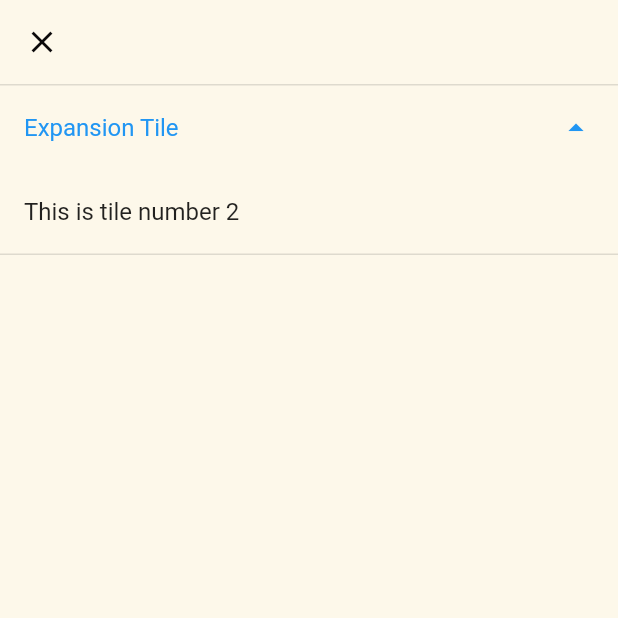
After one commit to RonwasHere/dio, a Flutter app: the EnamPage screen opened directly, after a tap on "Expansion Tile", on a phone screen of 412 x 824 dp, the top half of it. The commit adds this screen. Run offline on Flutter 3.47's test engine with Material 2 defaults, Android fonts, the phone set to English and light mode, and no system bars; our stand-ins replace carousel_slider, gallery_saver.

Commit message:
feat = expansion tile untuk voucher... tipe 1 sudah jadi, tp blom sesuai gambar,

```diff
--- /dev/null
+++ b/lib/enam_page.dart
@@ -0,0 +1,85 @@
+import 'package:dio/theme.dart/theme_file.dart';
+import 'package:flutter/material.dart';
+
+//HLMN VOUCHER
+
+//kode untuk expansion widget (voucher)
+// class Item {
+//   Item({
+//     required this.header,
+//     required this.body,
+//     this.isExpanded = false,
+//   });
+//   final String header;
+//   final String body;
+//   bool isExpanded;
+// }
+
+class EnamPage extends StatefulWidget {
+  const EnamPage({super.key});
+
+  @override
+  State<EnamPage> createState() => _EnamPageState();
+}
+
+class _EnamPageState extends State<EnamPage> {
+  bool _customIcon = false;
+
+  //untuk expansion
+  // static const loremipsum =
+  //     'Lorem ipsum dolor sit amet, consectetur adipiscing elit, sed do eiusmod tempor incididunt ut labore et dolore magna aliqua';
+  // final List<Item> items = [
+  //   Item(header: 'Panel 1', body: loremipsum),
+  //   Item(header: 'Panel 2', body: loremipsum),
+  //   Item(header: 'Panel 3', body: loremipsum),
+  //   Item(header: 'Panel 4', body: loremipsum),
+  // ];
+
+  @override
+  Widget build(BuildContext context) {
+    return Scaffold(
+      appBar: _appBar(context), //method app bar ada dibawah
+      body: SingleChildScrollView(
+        child: Column(
+          children: [
+            ExpansionTile(
+              title: Text('Expansion Tile'),
+              trailing: Icon(
+                _customIcon ? Icons.arrow_drop_up : Icons.arrow_drop_down,
+              ),
+              children: [
+                ListTile(
+                  title: Text('This is tile number 2'),
+                ),
+              ],
+              onExpansionChanged: (bool expanded) {
+                setState(() {
+                  _customIcon = expanded;
+                });
+              },
+            ),
+          ],
+        ),
+      ),
+
+      backgroundColor: kWhiteColor,
+    );
+  }
+
+  //app bar
+  AppBar _appBar(BuildContext context) {
+    return AppBar(
+      elevation: 0,
+      leading: GestureDetector(
+        onTap: () {
+          Navigator.pushNamed(context, '/mainscreen');
+        },
+        child: Icon(
+          Icons.close,
+          color: kBlackColor,
+        ),
+      ),
+      backgroundColor: kWhiteColor,
+    );
+  }
+}
--- a/lib/main/main_screen.dart
+++ b/lib/main/main_screen.dart
@@ -1,5 +1,6 @@
 import 'package:dio/dua_page.dart';
 import 'package:dio/empat_page.dart';
+import 'package:dio/enam_page.dart';
 import 'package:dio/lima_page.dart';
 import 'package:dio/satu_page.dart';
 import 'package:dio/theme.dart/theme_file.dart';
@@ -18,7 +19,8 @@ class _MainScreenState extends State<MainScreen> {
     // TigaPage(),
     // LimaPage(), //hlmn available vouche
     SatuPage(), //hlmn ddashboard
-    DuaPage(), //sementara diisi agak biasa diklik bottom navbar
+    // DuaPage(), //sementara diisi agak biasa diklik bottom navbar
+    EnamPage(),
     LimaPage(), //hlmn NOTIFIKASI
     EmpatPage(),
   ];
```
Also changed, not shown: lib/lima_page.dart (+30 -13 lines), lib/main.dart (+4 -6 lines).
